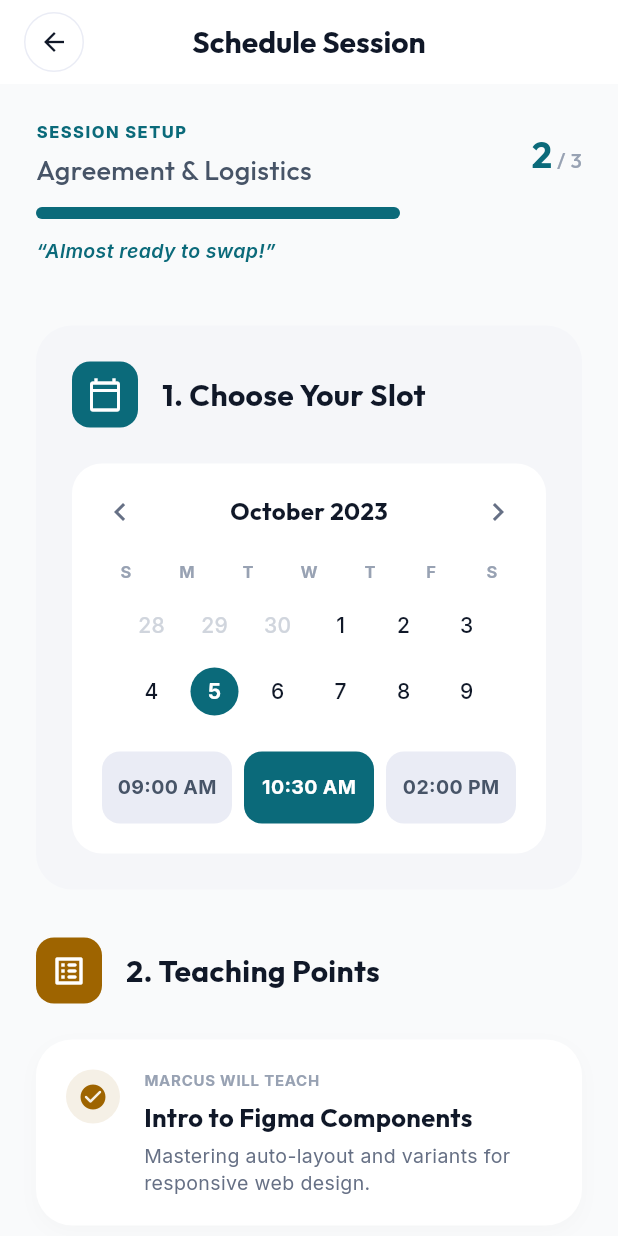
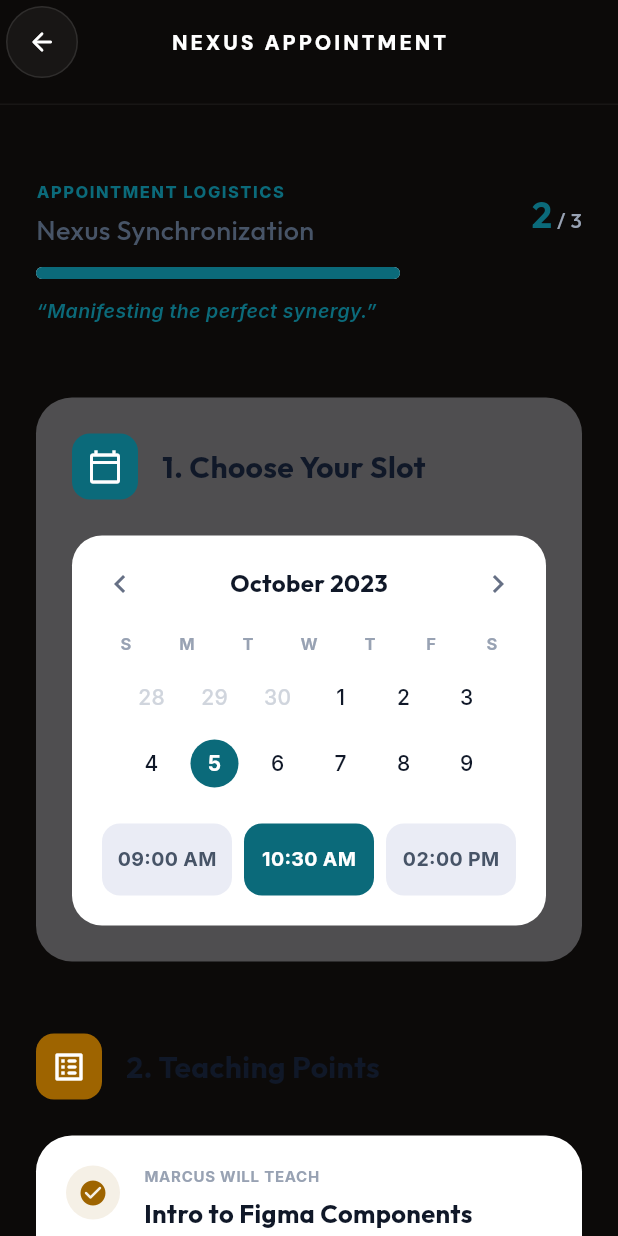
Before and after one commit to nathnael19/skillswap, a Flutter app: the ScheduleSessionPage screen opened directly, on a phone screen of 412 x 824 dp. Run offline on Flutter 3.47's test engine with Material 3 defaults, Android fonts, the phone set to English and light mode, and no system bars; our stand-ins replace camera, cloud_firestore, equatable, firebase_auth, firebase_core, firebase_storage and 5 more; missing offline and left inert: floating; accounts and stored records are empty; network calls fail.

Commit message:
Refactor ScheduleSessionPage to StatefulWidget for enhanced state management. Implemented date and time selection, added manifestation management with dynamic UI updates, and improved overall layout with a new color scheme and blurred AppBar effect for a cohesive user experience.

```diff
--- a/lib/features/home/presentation/pages/schedule_session_page.dart
+++ b/lib/features/home/presentation/pages/schedule_session_page.dart
@@ -1,3 +1,4 @@
+import 'dart:ui';
 import 'package:flutter/material.dart';
 import 'package:google_fonts/google_fonts.dart';
 import 'package:skillswap/features/home/presentation/pages/live_session_page.dart';
@@ -6,80 +7,148 @@ import 'package:skillswap/features/home/presentation/widgets/schedule/meeting_hu
 import 'package:skillswap/features/home/presentation/widgets/schedule/session_progress_header.dart';
 import 'package:skillswap/features/home/presentation/widgets/schedule/teaching_points_section.dart';
 
-class ScheduleSessionPage extends StatelessWidget {
+class ScheduleSessionPage extends StatefulWidget {
   const ScheduleSessionPage({super.key});
 
   @override
+  State<ScheduleSessionPage> createState() => _ScheduleSessionPageState();
+}
+
+class _ScheduleSessionPageState extends State<ScheduleSessionPage> {
+  DateTime? selectedDate = DateTime.now().add(const Duration(days: 1));
+  String? selectedTime = '10:30 AM';
+  final List<String> manifestations = [];
+  final TextEditingController _topicController = TextEditingController();
+
+  void _addManifestation() {
+    if (_topicController.text.trim().isNotEmpty) {
+      setState(() {
+        manifestations.add(_topicController.text.trim());
+        _topicController.clear();
+      });
+    }
+  }
+
+  void _removeManifestation(int index) {
+    setState(() {
+      manifestations.removeAt(index);
+    });
+  }
+
+  @override
+  void dispose() {
+    _topicController.dispose();
+    super.dispose();
+  }
+
+  @override
   Widget build(BuildContext context) {
+    const primaryBgColor = Color(0xFF0C0A09);
+
+    // Calculate sub-progress for Step 2
+    double subProgress = 0.0;
+    if (selectedDate != null && selectedTime != null) subProgress += 0.5;
+    if (manifestations.isNotEmpty) subProgress += 0.5;
+
+    // Total progress logic: Discovery (1.0) + Logistics (0.0 to 1.0)
+    final totalProgress = (1.0 + subProgress) / 3.0;
+
     return Scaffold(
-      backgroundColor: const Color(0xFFF9FAFB),
-      appBar: AppBar(
-        backgroundColor: Colors.white,
+      backgroundColor: primaryBgColor,
+      extendBodyBehindAppBar: true,
+      appBar: PreferredSize(
+        preferredSize: const Size.fromHeight(70),
+        child: ClipRect(
+          child: BackdropFilter(
+            filter: ImageFilter.blur(sigmaX: 15, sigmaY: 15),
+            child: AppBar(
+              backgroundColor: primaryBgColor.withValues(alpha: 0.8),
               elevation: 0,
-        leading: Padding(
-          padding: const EdgeInsets.only(left: 16.0),
-          child: Center(
+              leading: Center(
                 child: GestureDetector(
                   onTap: () => Navigator.pop(context),
                   child: Container(
                     height: 48,
                     width: 48,
                     decoration: BoxDecoration(
+                      color: Colors.white.withValues(alpha: 0.05),
+                      shape: BoxShape.circle,
+                      border: Border.all(color: Colors.white.withValues(alpha: 0.1)),
+                    ),
+                    child: const Icon(Icons.arrow_back_rounded, color: Colors.white, size: 20),
+                  ),
+                ),
+              ),
+              title: Text(
+                'NEXUS APPOINTMENT',
+                style: GoogleFonts.dmSans(
+                  fontSize: 14,
+                  fontWeight: FontWeight.w900,
                   color: Colors.white,
-                  shape: BoxShape.circle,
-                  border: Border.all(color: const Color(0xFFEAECF5)),
+                  letterSpacing: 2.0,
                 ),
-                child: const Icon(Icons.arrow_back,
-                    color: Color(0xFF101828), size: 20),
+              ),
+              centerTitle: true,
+              shape: Border(
+                bottom: BorderSide(
+                  color: Colors.white.withValues(alpha: 0.05),
+                  width: 1,
                 ),
               ),
             ),
           ),
-        title: Text(
-          'Schedule Session',
-          style: GoogleFonts.outfit(
-            fontSize: 20,
-            fontWeight: FontWeight.w700,
-            color: const Color(0xFF101828),
         ),
       ),
-        centerTitle: true,
-      ),
       body: SingleChildScrollView(
+        physics: const BouncingScrollPhysics(),
         padding: const EdgeInsets.symmetric(horizontal: 24),
         child: Column(
           crossAxisAlignment: CrossAxisAlignment.start,
           children: [
-            const SizedBox(height: 24),
-            const SessionProgressHeader(
+            const SizedBox(height: 120),
+            SessionProgressHeader(
+              progress: totalProgress,
               currentStep: 2,
               totalSteps: 3,
-              label: 'SESSION SETUP',
-              title: 'Agreement & Logistics',
-              quote: 'Almost ready to swap!',
+              label: 'APPOINTMENT LOGISTICS',
+              title: 'Nexus Synchronization',
+              quote: 'Manifesting the perfect synergy.',
             ),
-            const SizedBox(height: 40),
-            const CalendarSlotPicker(),
-            const SizedBox(height: 32),
-            const TeachingPointsSection(),
-            const SizedBox(height: 32),
+            const SizedBox(height: 48),
+            CalendarSlotPicker(
+              selectedDate: selectedDate,
+              selectedTime: selectedTime,
+              onDateSelected: (date) => setState(() => selectedDate = date),
+              onTimeSelected: (time) => setState(() => selectedTime = time),
+            ),
+            const SizedBox(height: 48),
+            TeachingPointsSection(
+              topics: manifestations,
+              controller: _topicController,
+              onAdd: _addManifestation,
+              onRemove: _removeManifestation,
+            ),
+            const SizedBox(height: 48),
             const MeetingHubSection(),
-            const SizedBox(height: 40),
+            const SizedBox(height: 56),
             _buildConfirmButton(context),
-            const SizedBox(height: 20),
+            const SizedBox(height: 24),
             Center(
+              child: Padding(
+                padding: const EdgeInsets.symmetric(horizontal: 32.0),
                 child: Text(
-                'BY CONFIRMING, BOTH USERS AGREE TO THE SKILLSWAP\nCODE OF CONDUCT',
+                  'BY MANIFESTING, BOTH MASTERS AGREE TO THE NEXUS CODE OF CONDUCT AND ETHICAL SYNERGY',
                   textAlign: TextAlign.center,
-                style: GoogleFonts.inter(
-                  fontSize: 10,
-                  fontWeight: FontWeight.w700,
-                  color: const Color(0xFF98A2B3),
-                  letterSpacing: 0.5,
+                  style: GoogleFonts.dmSans(
+                    fontSize: 9,
+                    fontWeight: FontWeight.w800,
+                    color: Colors.white.withValues(alpha: 0.2),
+                    letterSpacing: 1.0,
                   ),
                 ),
               ),
-            const SizedBox(height: 40),
+            ),
+            const SizedBox(height: 100),
           ],
         ),
       ),
@@ -87,23 +156,27 @@ class ScheduleSessionPage extends StatelessWidget {
   }
 
   Widget _buildConfirmButton(BuildContext context) {
+    const accentColor = Color(0xFFCA8A04);
+
     return GestureDetector(
       onTap: () {
         Navigator.push(
           context,
-          MaterialPageRoute(builder: (context) => const LiveSessionPage()),
+          MaterialPageRoute(builder: (context) => LiveSessionPage(agenda: manifestations)),
         );
       },
       child: Container(
         width: double.infinity,
-        height: 64,
+        height: 72,
         decoration: BoxDecoration(
-          color: const Color(0xFF0B6A7A),
-          borderRadius: BorderRadius.circular(32),
+          gradient: const LinearGradient(
+            colors: [accentColor, Color(0xFFB47B03)],
+          ),
+          borderRadius: BorderRadius.circular(24),
           boxShadow: [
             BoxShadow(
-              color: const Color(0xFF0B6A7A).withValues(alpha: 0.3),
-              blurRadius: 15,
+              color: accentColor.withValues(alpha: 0.3),
+              blurRadius: 20,
               offset: const Offset(0, 8),
             ),
           ],
@@ -112,15 +185,15 @@ class ScheduleSessionPage extends StatelessWidget {
           child: Row(
             mainAxisAlignment: MainAxisAlignment.center,
             children: [
-              const Icon(Icons.check_circle_outline,
-                  color: Colors.white, size: 24),
-              const SizedBox(width: 12),
+              const Icon(Icons.auto_awesome_rounded, color: Colors.white, size: 22),
+              const SizedBox(width: 16),
               Text(
-                'Confirm Session',
-                style: GoogleFonts.outfit(
-                  fontSize: 18,
-                  fontWeight: FontWeight.w700,
+                'MANIFEST SYNERGY',
+                style: GoogleFonts.dmSans(
+                  fontSize: 15,
+                  fontWeight: FontWeight.w900,
                   color: Colors.white,
+                  letterSpacing: 2.0,
                 ),
               ),
             ],
```
Lines whose indentation alone changed are shown as unchanged.
